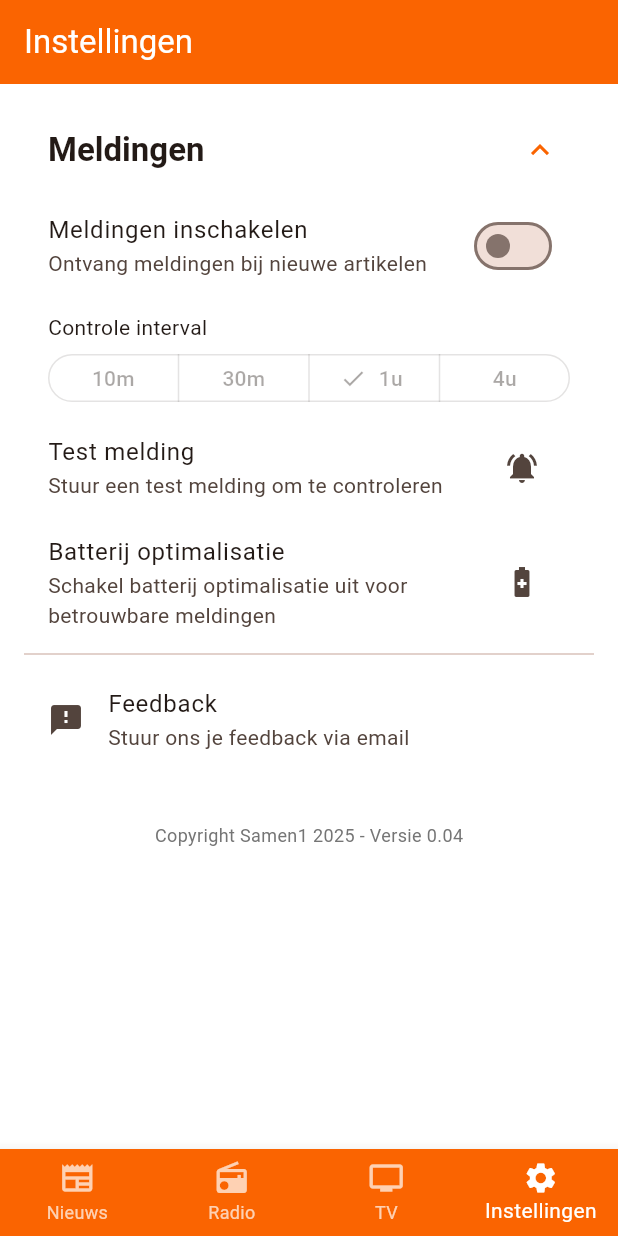
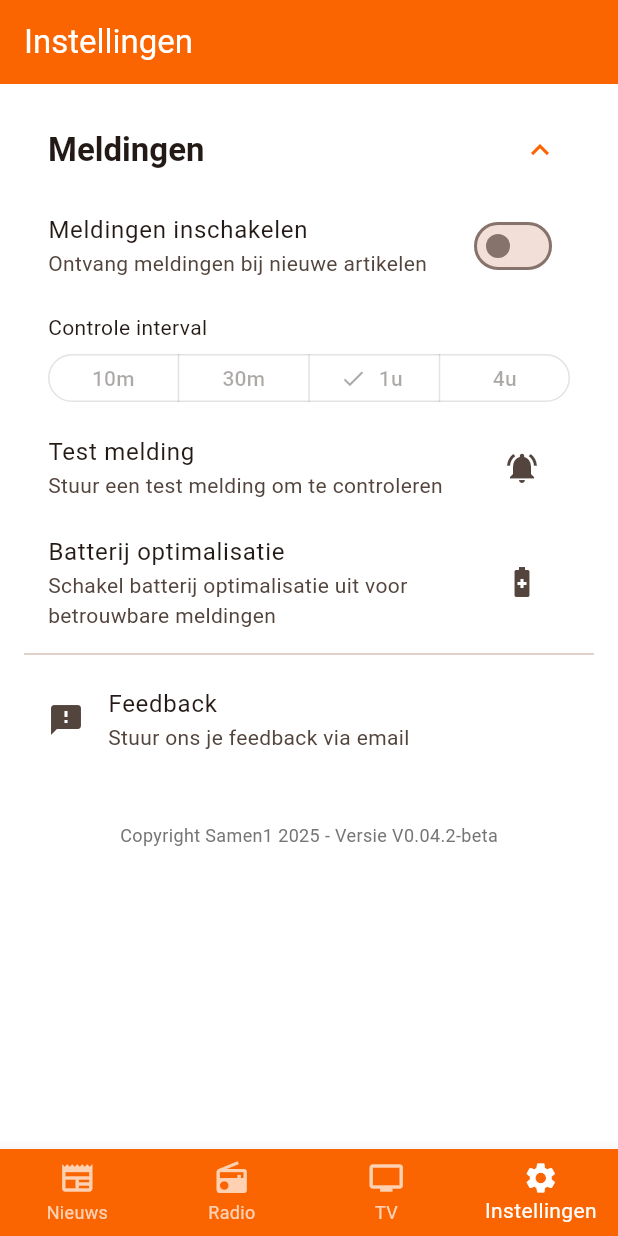
Before and after one commit to Samen1-Apeldoorn/Samen1-App, a Flutter app: the screen it shows after launch, item 4 of the bottom bar chosen, on a phone screen of 412 x 824 dp. Run offline on Flutter 3.47's test engine with Material 3 defaults, Android fonts, the phone set to English and light mode, and no system bars; our stand-ins replace flutter_local_notifications, shared_preferences, video_player, wakelock_plus; missing offline and left inert: flutter_inappwebview, workmanager; network calls fail.

Commit message:
Version Change

```diff
--- a/lib/screens/settings_page.dart
+++ b/lib/screens/settings_page.dart
@@ -190,7 +190,7 @@ class _SettingsPageState extends State<SettingsPage> {
                 const SizedBox(height: 32),
                 Center(
                   child: Text(
-                    'Copyright Samen1 2025 - Versie 0.04',
+                    'Copyright Samen1 2025 - Versie V0.04.2-beta',
                     style: TextStyle(
                       color: Colors.grey[600],
                       fontSize: 12,
```
